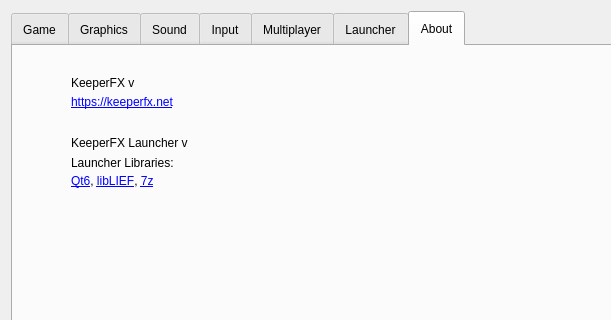
First picture: the form in settingsdialog.ui, repository yani/keeperfx-launcher-qt, before the edit; both pictures show x 0 to 611 and y 0 to 320 of the 871 by 544 pixel window.
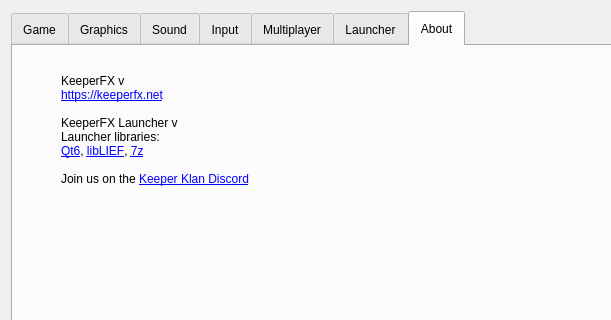
Second picture: the form after the edit. The open tabs and pages were chosen to show the change. Icons and pictures are not drawn.

Commit message: change about to 1 big rich label

What changed in the file:
```diff
--- a/settingsdialog.ui
+++ b/settingsdialog.ui
@@ -395,58 +395,27 @@
           <widget class="QLabel" name="labelKfxVersion">
            <property name="geometry">
             <rect>
-             <x>10</x>
+             <x>0</x>
              <y>10</y>
-             <width>321</width>
-             <height>17</height>
+             <width>451</width>
+             <height>181</height>
             </rect>
            </property>
            <property name="text">
-            <string>KeeperFX v</string>
-           </property>
-          </widget>
-          <widget class="QLabel" name="labelKfxWebsite">
-           <property name="geometry">
-            <rect>
-             <x>10</x>
-             <y>30</y>
-             <width>171</width>
-             <height>17</height>
-            </rect>
-           </property>
-           <property name="text">
-            <string>&lt;a href=&quot;https://keeperfx.net&quot;&gt;https://keeperfx.net&lt;/a&gt;</string>
-           </property>
-           <property name="openExternalLinks">
-            <bool>true</bool>
-           </property>
-          </widget>
-          <widget class="QLabel" name="labelLibrariesTitle">
-           <property name="geometry">
-            <rect>
-             <x>10</x>
-             <y>90</y>
-             <width>191</width>
-             <height>17</height>
-            </rect>
-           </property>
-           <property name="text">
-            <string>Launcher Libraries:</string>
-           </property>
-          </widget>
-          <widget class="QLabel" name="labelLibraries">
-           <property name="geometry">
-            <rect>
-             <x>10</x>
-             <y>110</y>
-             <width>221</width>
-             <height>41</height>
-            </rect>
-           </property>
-           <property name="text">
-            <string>&lt;a href=&quot;https://www.qt.io/product/qt6&quot;&gt;Qt6&lt;/a&gt;,
+            <string>KeeperFX v&lt;kfx_version&gt;&lt;br/&gt;
+&lt;a href=&quot;https://keeperfx.net&quot;&gt;https://keeperfx.net&lt;/a&gt;&lt;br/&gt;
+&lt;br/&gt;
+KeeperFX Launcher v&lt;launcher_version&gt;&lt;br/&gt;
+Launcher libraries:&lt;br/&gt;
+&lt;a href=&quot;https://www.qt.io/product/qt6&quot;&gt;Qt6&lt;/a&gt;,
 &lt;a href=&quot;https://github.com/lief-project/LIEF&quot;&gt;libLIEF&lt;/a&gt;,
-&lt;a href=&quot;https://www.7-zip.org/&quot;&gt;7z&lt;/a&gt;</string>
+&lt;a href=&quot;https://www.7-zip.org/&quot;&gt;7z&lt;/a&gt;
+&lt;br/&gt;
+&lt;br/&gt;
+Join us on the &lt;a href=&quot;https://discord.gg/WxgE8WZBku&quot;&gt;Keeper Klan Discord&lt;/a&gt;</string>
+           </property>
+           <property name="textFormat">
+            <enum>Qt::TextFormat::RichText</enum>
            </property>
            <property name="alignment">
             <set>Qt::AlignmentFlag::AlignLeading|Qt::AlignmentFlag::AlignLeft|Qt::AlignmentFlag::AlignTop</set>
@@ -455,19 +424,6 @@
             <bool>true</bool>
            </property>
           </widget>
-          <widget class="QLabel" name="labelKfxLauncherVersion">
-           <property name="geometry">
-            <rect>
-             <x>10</x>
-             <y>70</y>
-             <width>441</width>
-             <height>17</height>
-            </rect>
-           </property>
-           <property name="text">
-            <string>KeeperFX Launcher v</string>
-           </property>
-          </widget>
          </widget>
         </item>
        </layout>
```
Left out of the diff: 2 changed lines with no effect on the pictures. The commit also changes 1 other file.
